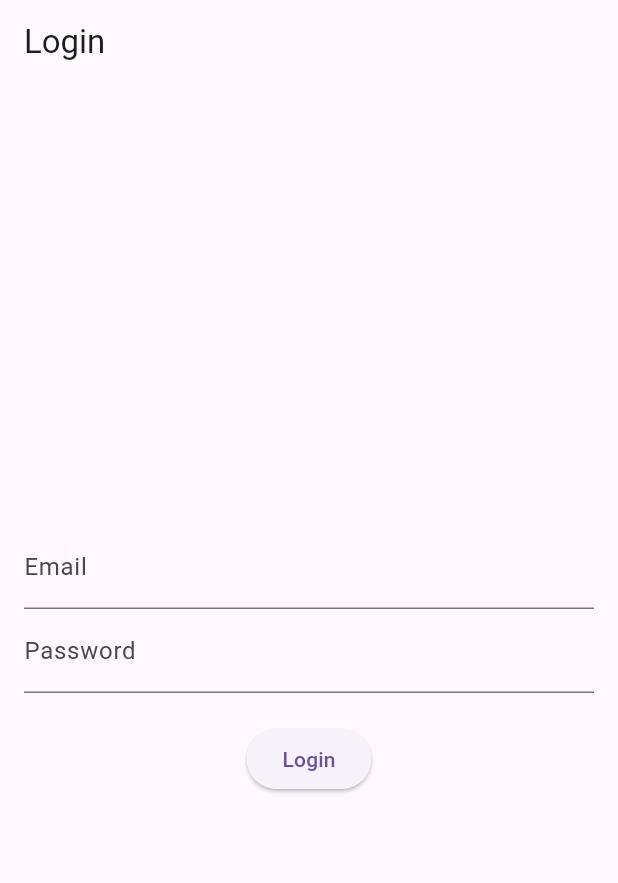
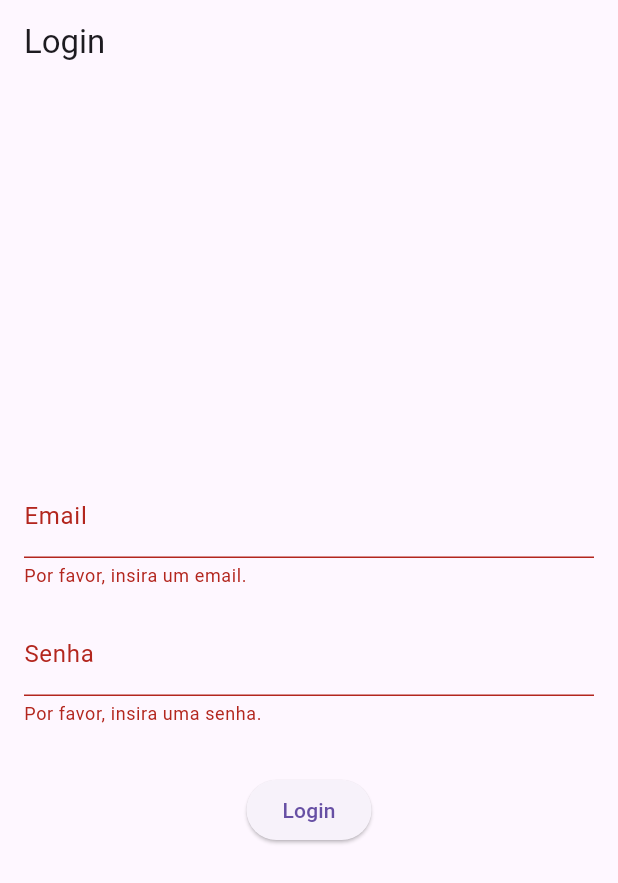
Before and after one commit to viniciushashizume/TrabalhoDispositivosMoveis, a Flutter app: the screen it shows after launch, after a tap on "Login", on a phone screen of 412 x 824 dp. Shown: the top 883 px of the screen. Run offline on Flutter 3.47's test engine with Material 3 defaults, Android fonts, the phone set to English and light mode, and no system bars; our stand-ins replace go_router.

Commit message:
Adicionado usuários mock
adicionado uma verificação de usuário apra acessar o resto do aplicativo com os mocks:
'email': 'teste@teste.com', 'senha': 'password123'
'email': 'a@a.com', 'senha': '123456'

```diff
--- a/projeto_dispositivos_moveis/lib/app/features/login/loginscreen.dart
+++ b/projeto_dispositivos_moveis/lib/app/features/login/loginscreen.dart
@@ -1,6 +1,15 @@
 import 'package:flutter/material.dart';
 import 'package:go_router/go_router.dart';
+// Certifique-se de que o import abaixo aponta corretamente para o seu arquivo de rotas
 import 'package:projeto_dispositivos_moveis/app/routes.dart';
+
+// Vetor simulando o banco de dados inicial (Mock do Backend)
+// Isso permite que você teste o frontend agora. Depois, seu parceiro
+// substituirá essa consulta por uma chamada ao backend/banco de dados real.
+final List<Map<String, String>> usuariosMock = [
+  {'email': 'teste@teste.com', 'senha': 'password123'},
+  {'email': 'a@a.com', 'senha': '123456'},
+];
 
 class LoginScreen extends StatefulWidget {
   const LoginScreen({super.key});
@@ -10,39 +19,87 @@ class LoginScreen extends StatefulWidget {
 }
 
 class _LoginScreenState extends State<LoginScreen> {
+  // Chave global para identificar e validar o formulário
+  final _formKey = GlobalKey<FormState>();
+
   String email = '';
   String password = '';
+
+  void _fazerLogin() {
+    // Valida os campos usando os validators dos TextFormFields
+    if (_formKey.currentState!.validate()) {
+
+      // Busca no vetor se existe a combinação de email e senha
+      bool usuarioValido = usuariosMock.any(
+        (user) => user['email'] == email && user['senha'] == password,
+      );
+
+      if (usuarioValido) {
+        context.go(Routes.checkin); // Vai para a tela de check-in caso encontre
+      } else {
+        // Exibe um erro na interface se as credenciais não baterem
+        ScaffoldMessenger.of(context).showSnackBar(
+          const SnackBar(
+            content: Text('Email ou senha incorretos!'),
+            backgroundColor: Colors.red,
+          ),
+        );
+      }
+    }
+  }
 
   @override
   Widget build(BuildContext context) {
     return Scaffold(
       appBar: AppBar(title: const Text('Login')),
       body: Padding(
-        padding: const EdgeInsets.all(16.0), //adiciona um padding ao redor do conteúdo
+        padding: const EdgeInsets.all(16.0),
+        child: Form(
+          key: _formKey, // Atribui a chave ao Form
           child: Column(
             mainAxisAlignment: MainAxisAlignment.center,
             children: [
-            TextField( //campo de email
-              onChanged: (value) => setState(() => email = value),
+              TextFormField(
+                onChanged: (value) => email = value.trim(),
                 decoration: const InputDecoration(labelText: 'Email'),
+                keyboardType: TextInputType.emailAddress,
+                validator: (value) {
+                  if (value == null || value.isEmpty) {
+                    return 'Por favor, insira um email.';
+                  }
+                  // Regex para validação do formato de email
+                  final emailRegex = RegExp(r'^[\w-\.]+@([\w-]+\.)+[\w-]{2,4}$');
+                  if (!emailRegex.hasMatch(value)) {
+                    return 'Insira um email válido.';
+                  }
+                  return null; // Retorna null se estiver tudo ok
+                },
               ),
-            TextField( //campo de senha
-              onChanged: (value) => setState(() => password = value),
-              decoration: const InputDecoration(labelText: 'Password'),
-              obscureText: true, //oculta a senha
+              const SizedBox(height: 16),
+              TextFormField(
+                onChanged: (value) => password = value,
+                decoration: const InputDecoration(labelText: 'Senha'),
+                obscureText: true,
+                validator: (value) {
+                  if (value == null || value.isEmpty) {
+                    return 'Por favor, insira uma senha.';
+                  }
+                  // Controle do tamanho mínimo da senha
+                  if (value.length < 6) {
+                    return 'A senha deve ter no mínimo 6 caracteres.';
+                  }
+                  return null;
+                },
               ),
-            const SizedBox(height: 20),
+              const SizedBox(height: 32),
               ElevatedButton(
-              onPressed: () {
-                if (email == 'user@example.com' && password == 'password') { //teste
-                  context.go(Routes.checkin);
-                }
-              },
+                onPressed: _fazerLogin,
                 child: const Text('Login'),
               ),
             ],
           ),
         ),
+      ),
     );
   }
 }
```
Also changed, not shown: projeto_dispositivos_moveis/pubspec.lock, 1 other file. Lines whose indentation alone changed are shown as unchanged.
